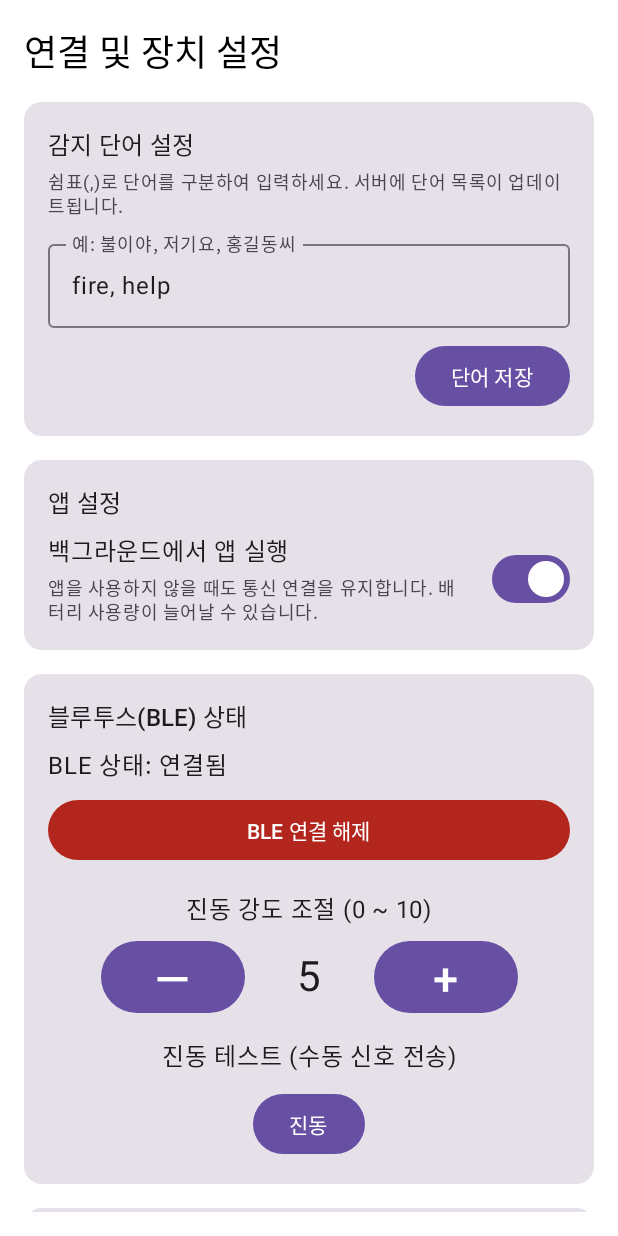
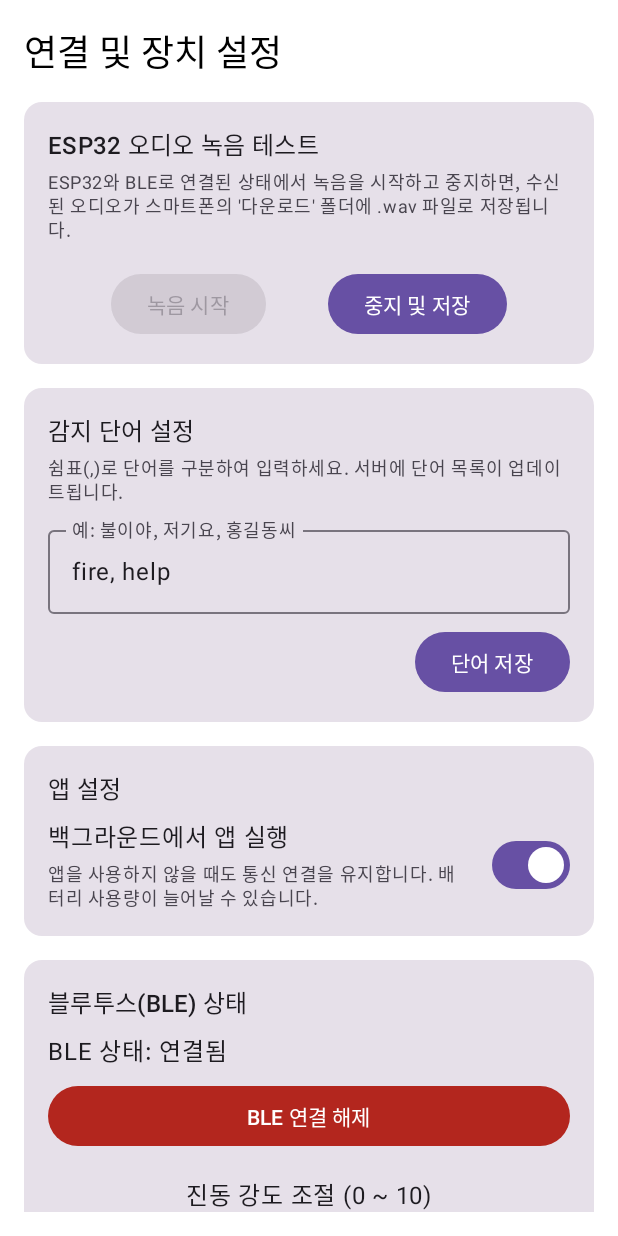
Before and after one commit to enenalenen/MQBL, an Android app built with Jetpack Compose: the @Preview function SettingsScreenPreview, on a phone screen of 412 x 824 dp. Run offline under Robolectric (Android 15) with nearby library versions, the phone set to English and light mode, and no system bars.

Commit message:
완성버전1.1

```diff
--- a/app/src/main/AndroidManifest.xml
+++ b/app/src/main/AndroidManifest.xml
@@ -2,6 +2,10 @@
 <manifest xmlns:android="http://schemas.android.com/apk/res/android"
     xmlns:tools="http://schemas.android.com/tools"
     package="com.example.mqbl">
+
+    <!-- ▼▼▼ 파일 쓰기 권한 추가 (안드로이드 9 이하 버전 호환용) ▼▼▼ -->
+    <uses-permission android:name="android.permission.WRITE_EXTERNAL_STORAGE" android:maxSdkVersion="28" />
+    <!-- ▲▲▲ 권한 추가 끝 ▲▲▲ -->
 
     <uses-permission android:name="android.permission.BLUETOOTH" android:maxSdkVersion="30" />
     <uses-permission android:name="android.permission.BLUETOOTH_ADMIN" android:maxSdkVersion="30" />
@@ -34,7 +38,7 @@
         android:roundIcon="@mipmap/ic_launcher_round"
         android:supportsRtl="true"
         android:theme="@style/Theme.MQBL"
-        tools:targetApi="33"> {/* targetApi를 33 이상으로 설정 권장 */}
+        tools:targetApi="33">
 
         <activity
             android:name=".MainActivity"
--- a/app/src/main/java/com/example/mqbl/ui/settings/SettingsScreen.kt
+++ b/app/src/main/java/com/example/mqbl/ui/settings/SettingsScreen.kt
@@ -32,7 +32,7 @@ fun SettingsScreen(
 
     // BLE
     bleUiState: BleUiState,
-    bondedDevices: List<BluetoothDevice>, // 파라미터는 유지하되 UI에서 사용 안 함
+    bondedDevices: List<BluetoothDevice>,
     scannedDevices: List<BluetoothDevice>,
     onDeviceSelected: (BluetoothDevice) -> Unit,
     onRequestBlePermissions: () -> Unit,
@@ -41,8 +41,12 @@ fun SettingsScreen(
     onStartScan: () -> Unit,
     onStopScan: () -> Unit,
     onPairDevice: (BluetoothDevice) -> Unit,
+    onSendCommand: (String) -> Unit,
 
-    onSendCommand: (String) -> Unit,
+    // --- ▼▼▼ 녹음 제어 함수 추가 ▼▼▼ ---
+    onStartRecording: () -> Unit,
+    onStopRecording: () -> Unit,
+    // --- ▲▲▲ 추가 끝 ▲▲▲ ---
 
     // TCP/IP
     tcpUiState: TcpUiState,
@@ -64,6 +68,40 @@ fun SettingsScreen(
         item {
             Text("연결 및 장치 설정", style = MaterialTheme.typography.headlineSmall, modifier = Modifier.padding(bottom = 16.dp))
         }
+
+        // --- ▼▼▼ 오디오 녹음 테스트 섹션 추가 ▼▼▼ ---
+        item {
+            Card(modifier = Modifier.fillMaxWidth().padding(bottom = 16.dp)) {
+                Column(modifier = Modifier.padding(16.dp)) {
+                    Text("ESP32 오디오 녹음 테스트", style = MaterialTheme.typography.titleMedium)
+                    Spacer(modifier = Modifier.height(4.dp))
+                    Text(
+                        "ESP32와 BLE로 연결된 상태에서 녹음을 시작하고 중지하면, 수신된 오디오가 스마트폰의 '다운로드' 폴더에 .wav 파일로 저장됩니다.",
+                        style = MaterialTheme.typography.bodySmall,
+                        color = MaterialTheme.colorScheme.onSurfaceVariant
+                    )
+                    Spacer(modifier = Modifier.height(16.dp))
+                    Row(
+                        modifier = Modifier.fillMaxWidth(),
+                        horizontalArrangement = Arrangement.SpaceEvenly
+                    ) {
+                        Button(
+                            onClick = onStartRecording,
+                            enabled = !settingsUiState.isRecording && bleUiState.connectedDeviceName != null
+                        ) {
+                            Text("녹음 시작")
+                        }
+                        Button(
+                            onClick = onStopRecording,
+                            enabled = settingsUiState.isRecording
+                        ) {
+                            Text("중지 및 저장")
+                        }
+                    }
+                }
+            }
+        }
+        // --- ▲▲▲ 섹션 추가 끝 ▲▲▲ ---
 
         item {
             Card(modifier = Modifier.fillMaxWidth().padding(bottom = 16.dp)) {
@@ -168,7 +206,6 @@ fun SettingsScreen(
 
                         Spacer(modifier = Modifier.height(16.dp))
 
-                        // --- ▼▼▼ 진동 테스트 버튼 수정 ▼▼▼ ---
                         Text(
                             "진동 테스트 (수동 신호 전송)",
                             modifier = Modifier.align(Alignment.CenterHorizontally),
@@ -183,7 +220,6 @@ fun SettingsScreen(
                                 Text("진동")
                             }
                         }
-                        // --- ▲▲▲ 수정 끝 ▲▲▲ ---
                     }
                 }
             }
@@ -299,7 +335,7 @@ fun SettingsScreen(
 fun SettingsScreenPreview() {
     MaterialTheme {
         SettingsScreen(
-            settingsUiState = SettingsUiState(isBackgroundExecutionEnabled = true),
+            settingsUiState = SettingsUiState(isBackgroundExecutionEnabled = true, isRecording = true),
             onBackgroundExecutionToggled = {},
             bleUiState = BleUiState(status = "BLE 상태: 연결됨", connectedDeviceName = "미리보기 BLE 장치", isScanning = false),
             bondedDevices = emptyList(),
@@ -312,6 +348,8 @@ fun SettingsScreenPreview() {
             onStopScan = {},
             onPairDevice = {},
             onSendCommand = {},
+            onStartRecording = {},
+            onStopRecording = {},
             tcpUiState = TcpUiState(connectionStatus = "TCP/IP 상태: 미리보기", isConnected = true),
             tcpServerIp = "192.168.0.10",
             tcpServerPort = "6789",
--- a/app/src/main/java/com/example/mqbl/ui/settings/SettingsState.kt
+++ b/app/src/main/java/com/example/mqbl/ui/settings/SettingsState.kt
@@ -4,5 +4,6 @@ package com.example.mqbl.ui.settings
  * 설정 화면 전체의 UI 상태를 나타내는 데이터 클래스.
  */
 data class SettingsUiState(
-    val isBackgroundExecutionEnabled: Boolean = true
+    val isBackgroundExecutionEnabled: Boolean = true,
+    val isRecording: Boolean = false // --- ▼▼▼ 녹음 상태 플래그 추가 ▼▼▼ ---
 )
```
Also changed, not shown: app/src/main/java/com/example/mqbl/MainActivity.kt (+60 -72 lines), app/src/main/java/com/example/mqbl/service/CommunicationService.kt (+166 -62 lines), app/src/main/java/com/example/mqbl/ui/settings/SettingsViewModel.kt (+41 -21 lines).
